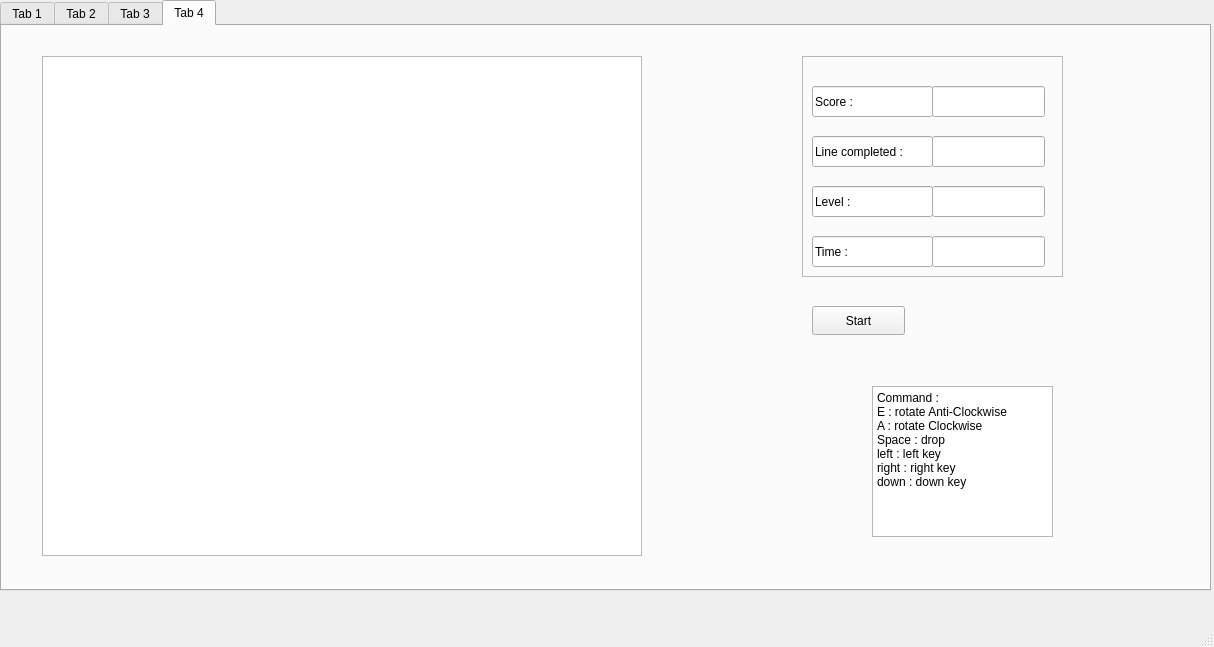
Above: TetrisConsole/src/Ui/mainwindow.ui from AyoubNedjar/Tetris---C-Implementation before the change. Below: the same form after it.
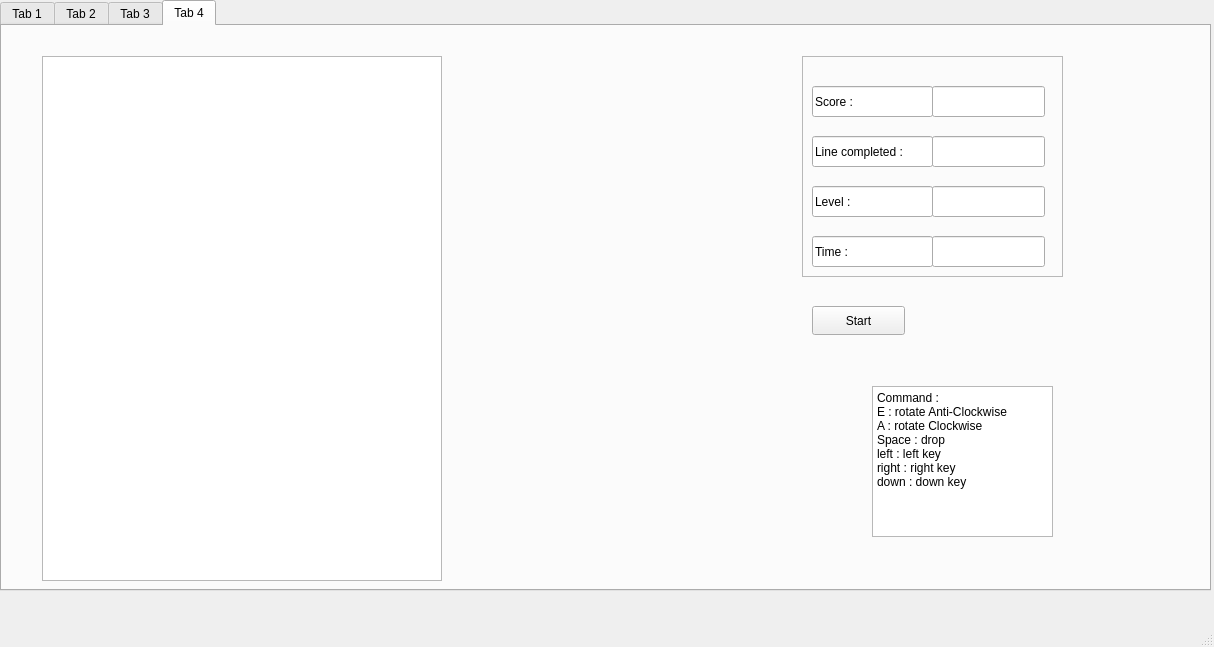
That is the form after the change.

Diff of the .ui file:
```diff
--- a/TetrisConsole/src/Ui/mainwindow.ui
+++ b/TetrisConsole/src/Ui/mainwindow.ui
@@ -301,8 +301,8 @@
        <rect>
         <x>40</x>
         <y>30</y>
-        <width>600</width>
-        <height>500</height>
+        <width>400</width>
+        <height>525</height>
        </rect>
       </property>
      </widget>
```
Left out of the diff: 2 changed lines with no effect on the pictures.
